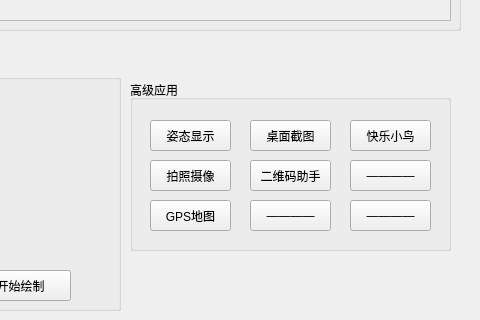
Before: the Qt Designer form mainwindow.ui in Lancer-zhang/Serial-Assistant, drawn with Qt 5; both pictures show x 320 to 800 and y 380 to 700 of the 800 by 700 pixel window.
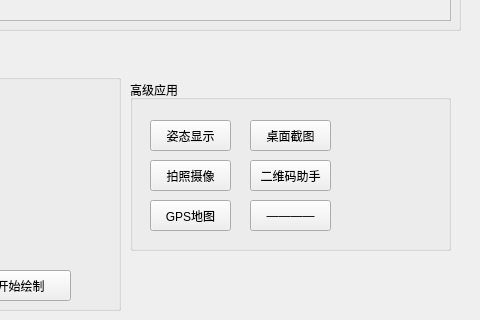
After: the same form once the commit is applied. The open tabs and pages were chosen to show the change.

```diff
--- a/mainwindow.ui
+++ b/mainwindow.ui
@@ -877,45 +877,6 @@
         <string>————</string>
        </property>
       </widget>
-      <widget class="QPushButton" name="flappyBridBtn">
-       <property name="geometry">
-        <rect>
-         <x>220</x>
-         <y>40</y>
-         <width>81</width>
-         <height>31</height>
-        </rect>
-       </property>
-       <property name="text">
-        <string>快乐小鸟</string>
-       </property>
-      </widget>
-      <widget class="QPushButton" name="pushButton_16">
-       <property name="geometry">
-        <rect>
-         <x>220</x>
-         <y>80</y>
-         <width>81</width>
-         <height>31</height>
-        </rect>
-       </property>
-       <property name="text">
-        <string>————</string>
-       </property>
-      </widget>
-      <widget class="QPushButton" name="pushButton_17">
-       <property name="geometry">
-        <rect>
-         <x>220</x>
-         <y>120</y>
-         <width>81</width>
-         <height>31</height>
-        </rect>
-       </property>
-       <property name="text">
-        <string>————</string>
-       </property>
-      </widget>
      </widget>
     </widget>
     <widget class="QWidget" name="flappybirdPage">
```
